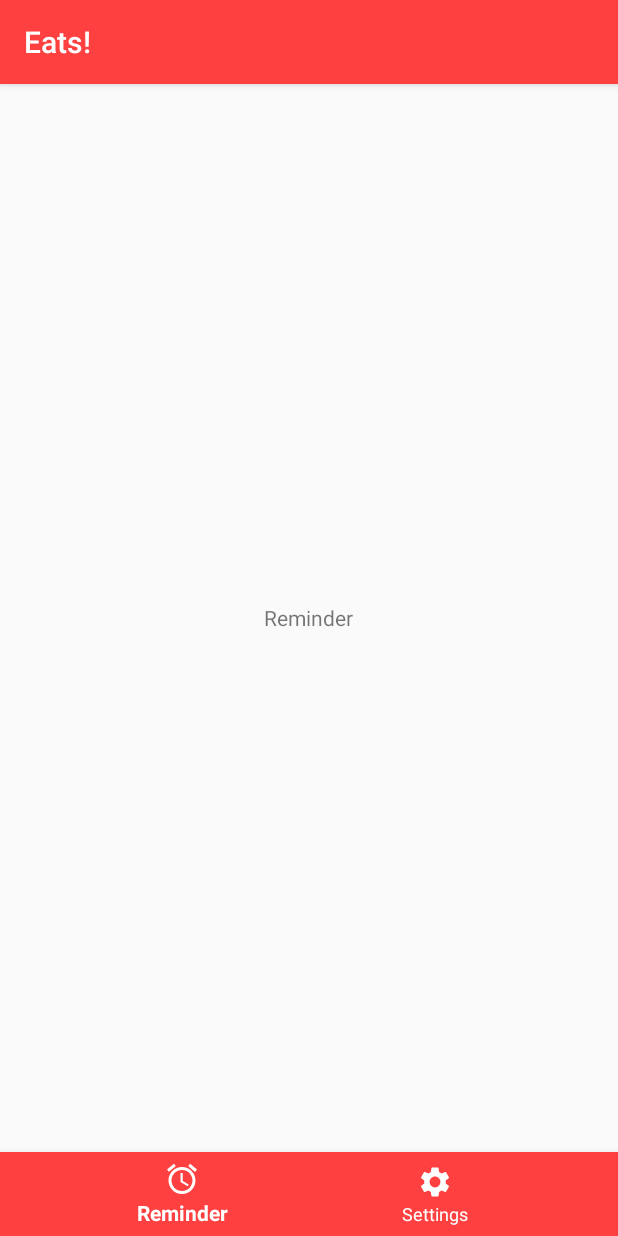
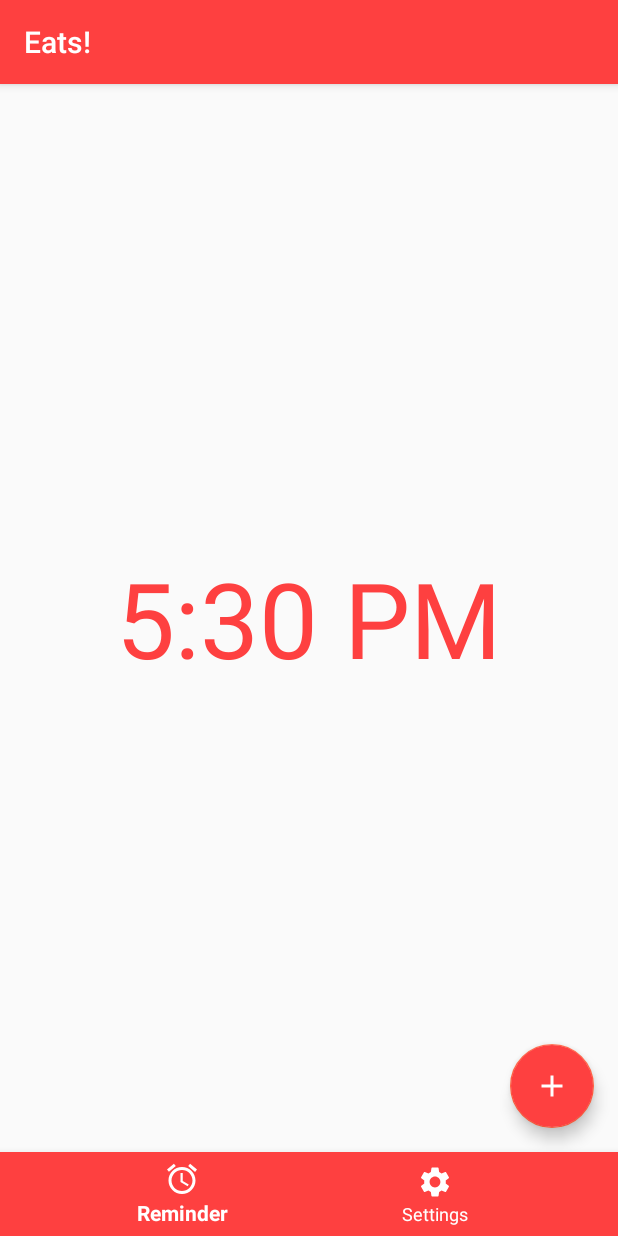
Before and after one commit to EzGreezy/Eats, an Android app: the screen it shows after launch (MainActivity), on a phone screen of 412 x 824 dp. Run offline under Robolectric (Android 15) with nearby library versions, the phone set to English and light mode, and no system bars.

Commit message:
add floating button ama jam (24h, gmt+7)

```diff
--- a/app/src/main/java/com/papb/eats/MainActivity.kt
+++ b/app/src/main/java/com/papb/eats/MainActivity.kt
@@ -1,5 +1,6 @@
 package com.papb.eats
 
+import android.app.TimePickerDialog
 import androidx.appcompat.app.AppCompatActivity
 import android.os.Bundle
 import android.widget.Toast
@@ -7,6 +8,7 @@ import androidx.fragment.app.Fragment
 import com.papb.eats.fragments.ReminderFragment
 import com.papb.eats.fragments.SetingsFragment
 import kotlinx.android.synthetic.main.activity_main.*
+import java.util.*
 
 class MainActivity : AppCompatActivity() {
     override fun onCreate(savedInstanceState: Bundle?) {
@@ -29,9 +31,11 @@ class MainActivity : AppCompatActivity() {
         Toast.makeText(this, "Welcome",Toast.LENGTH_SHORT).show()
     }
 
+
     private fun makeCurrentFragment(fragment: Fragment) =
         supportFragmentManager.beginTransaction().apply {
             replace(R.id.fl_wrapper, fragment)
             commit()
         }
+
 }
--- /dev/null
+++ b/app/src/main/res/drawable/ic_baseline_add_24.xml
@@ -0,0 +1,5 @@
+<vector android:height="24dp" android:tint="#FFFFFF"
+    android:viewportHeight="24" android:viewportWidth="24"
+    android:width="24dp" xmlns:android="http://schemas.android.com/apk/res/android">
+    <path android:fillColor="@android:color/white" android:pathData="M19,13h-6v6h-2v-6H5v-2h6V5h2v6h6v2z"/>
+</vector>
--- a/app/src/main/res/layout/fragment_reminder.xml
+++ b/app/src/main/res/layout/fragment_reminder.xml
@@ -9,11 +9,31 @@
     <RelativeLayout
         android:layout_width="match_parent"
         android:layout_height="match_parent">
-        <TextView
+
+        <TextClock
+            android:id="@+id/clock"
             android:layout_width="wrap_content"
             android:layout_height="wrap_content"
             android:layout_centerInParent="true"
-            android:text="Reminder" />
+            android:layout_centerVertical="true"
+            android:layout_centerHorizontal="true"
+            android:textSize="70sp"
+            android:textColor="@color/colorPrimary"
+            android:timeZone="GMT+0700"
+            android:format24Hour="k:mm"
+            android:format12Hour="@null"
+            />
+
+        <com.google.android.material.floatingactionbutton.FloatingActionButton
+            android:id="@+id/floating_add"
+            android:layout_width="wrap_content"
+            android:layout_height="wrap_content"
+            android:layout_gravity="end|bottom"
+            android:layout_alignParentBottom="true"
+            android:layout_alignParentRight="true"
+            android:src="@drawable/ic_baseline_add_24"
+            android:backgroundTint="@color/colorPrimary"
+            android:layout_margin="16dp" />
 
 
     </RelativeLayout>
--- /dev/null
+++ b/app/src/main/res/mipmap-anydpi-v26/ic_add.xml
@@ -0,0 +1,5 @@
+<?xml version="1.0" encoding="utf-8"?>
+<adaptive-icon xmlns:android="http://schemas.android.com/apk/res/android">
+    <background android:drawable="@color/colorPrimary"/>
+    <foreground android:drawable="@drawable/ic_baseline_add_24"/>
+</adaptive-icon>
--- /dev/null
+++ b/app/src/main/res/mipmap-anydpi-v26/ic_add_round.xml
@@ -0,0 +1,5 @@
+<?xml version="1.0" encoding="utf-8"?>
+<adaptive-icon xmlns:android="http://schemas.android.com/apk/res/android">
+    <background android:drawable="@color/ic_add_background"/>
+    <foreground android:drawable="@drawable/ic_baseline_add_24"/>
+</adaptive-icon>
--- /dev/null
+++ b/app/src/main/res/values/ic_add_background.xml
@@ -0,0 +1,4 @@
+<?xml version="1.0" encoding="utf-8"?>
+<resources>
+    <color name="ic_add_background">#FE4040</color>
+</resources>
```
Also changed, not shown: app/src/main/ic_add-playstore.png (added), app/src/main/res/mipmap-hdpi/ic_add.png (added), app/src/main/res/mipmap-hdpi/ic_add_round.png (added), app/src/main/res/mipmap-mdpi/ic_add.png (added), app/src/main/res/mipmap-mdpi/ic_add_round.png (added), app/src/main/res/mipmap-xhdpi/ic_add.png (added), app/src/main/res/mipmap-xhdpi/ic_add_round.png (added), app/src/main/res/mipmap-xxhdpi/ic_add.png (added), app/src/main/res/mipmap-xxhdpi/ic_add_round.png (added), app/src/main/res/mipmap-xxxhdpi/ic_add.png (added), app/src/main/res/mipmap-xxxhdpi/ic_add_round.png (added).
